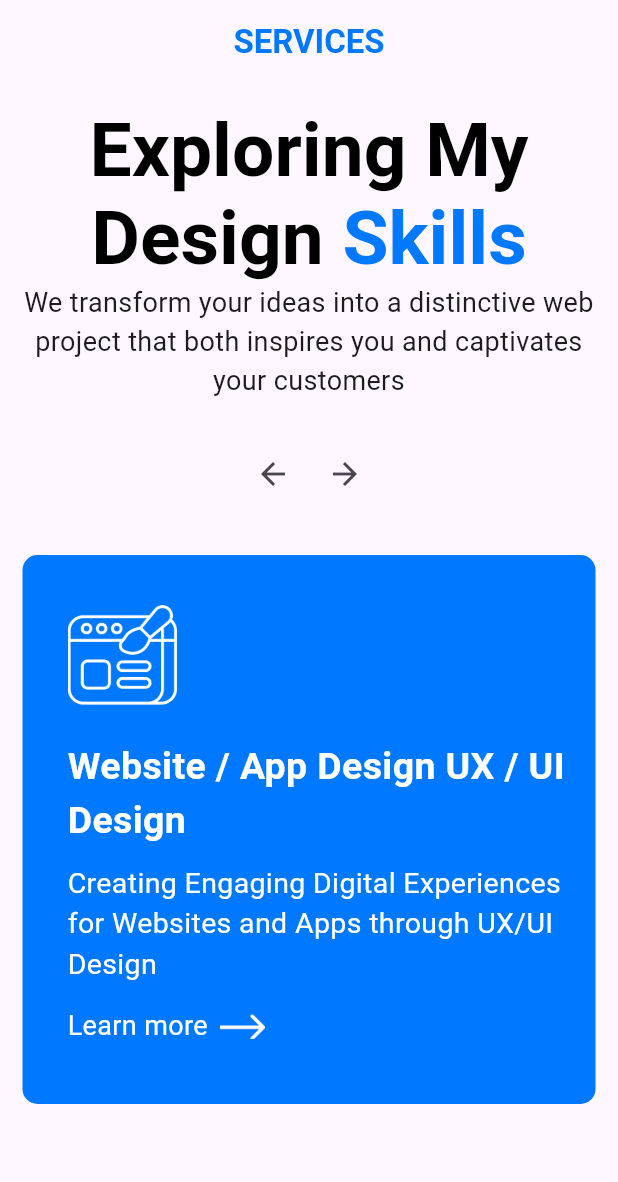
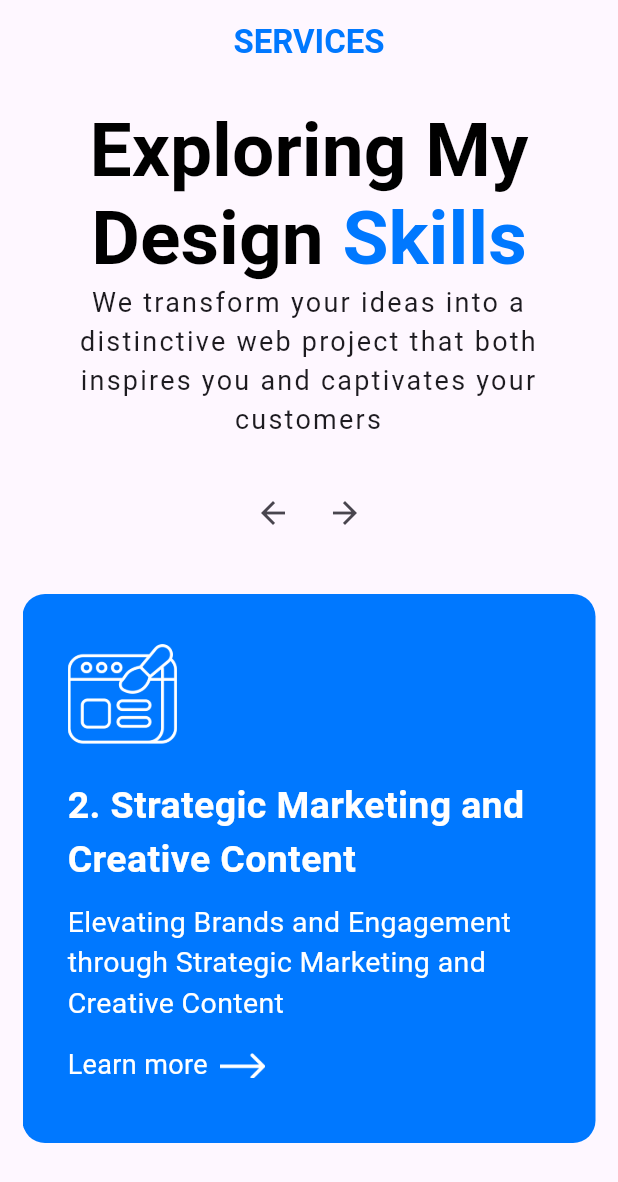
Before and after one commit to zhaoly58/portfolio_me, a Flutter app: the screen it shows after launch, after a tap on the "arrow forward" icon, on a phone screen of 412 x 824 dp. Shown: the top 1182 px of the screen. Run offline on Flutter 3.47's test engine with Material 3 defaults, Android fonts, the phone set to English and light mode, and no system bars.

Commit message:
finished slide view of service cards
Signed-off-by: Jimmy Zhao <jimmyzly88@gmail.com>

```diff
--- a/lib/customWidget/service_card.dart
+++ b/lib/customWidget/service_card.dart
@@ -1,7 +1,10 @@
 import 'package:flutter/material.dart';
 
 class ServiceCard extends StatelessWidget {
-  const ServiceCard({super.key});
+  final String? title;
+  final String? subTitle;
+
+  const ServiceCard({super.key, this.title, this.subTitle});
 
   @override
   Widget build(BuildContext context) {
@@ -11,9 +14,9 @@ class ServiceCard extends StatelessWidget {
       },
       child: Container(
         width: double.infinity,
-        height: 366,
+        //height: 366,
         decoration: BoxDecoration(
-          borderRadius: BorderRadius.circular(10),
+          borderRadius: BorderRadius.circular(15),
           color: Color(0xFF0078FF),
         ),
         child: Padding(
@@ -25,7 +28,7 @@ class ServiceCard extends StatelessWidget {
               Image.asset("assets/icon/webPad.png", scale: 7),
               SizedBox(height: 20),
               Text(
-                "Website / App Design UX / UI Design",
+                "$title",
                 style: TextStyle(
                   fontSize: 25,
                   color: Colors.white,
@@ -33,8 +36,8 @@ class ServiceCard extends StatelessWidget {
                 ),
               ),
               SizedBox(height: 10),
-              const Text(
-                "Creating Engaging Digital Experiences for Websites and Apps through UX/UI Design",
+              Text(
+                "$subTitle",
                 style: TextStyle(color: Colors.white, fontSize: 19),
               ),
               const SizedBox(height: 15),
--- a/lib/service_screen.dart
+++ b/lib/service_screen.dart
@@ -1,11 +1,35 @@
 import 'package:flutter/material.dart';
 import 'package:portfolio_me/customWidget/service_card.dart';
 
-class ServiceScreen extends StatelessWidget {
+class ServiceScreen extends StatefulWidget {
   const ServiceScreen({super.key});
 
   @override
+  State<ServiceScreen> createState() => _ServiceScreenState();
+}
+
+class _ServiceScreenState extends State<ServiceScreen> {
+  @override
   Widget build(BuildContext context) {
+    final List<Map<String, dynamic>> serviceContent = [
+      {
+        "title": "1. Website / App Design UX / UI Design",
+        "subTitle":
+            "Creating Engaging Digital Experiences for Websites and Apps through UX/UI Design",
+      },
+      {
+        "title": "2. Strategic Marketing and Creative Content",
+        "subTitle":
+            "Elevating Brands and Engagement through Strategic Marketing and Creative Content",
+      },
+      {
+        "title": "3. Multivendor eCommerce Website Solutions",
+        "subTitle": "Multivendor eCommerce Website Solutions",
+      },
+    ];
+
+    final PageController controller = PageController(initialPage: 0);
+
     return Scaffold(
       appBar: AppBar(
         title: Text(
@@ -19,7 +43,6 @@ class ServiceScreen extends StatelessWidget {
       ),
       body: Padding(
         padding: EdgeInsets.all(15),
-
         child: Column(
           children: [
             Column(
@@ -45,7 +68,7 @@ class ServiceScreen extends StatelessWidget {
                 Text(
                   "We transform your ideas into a distinctive web project that both inspires you and captivates your customers",
                   textAlign: TextAlign.center,
-                  style: TextStyle(fontSize: 18),
+                  style: TextStyle(fontSize: 18, letterSpacing: 1.5),
                 ),
                 SizedBox(height: 25),
                 //Image.asset("assets/icon/navArrow.png", scale: 10),
@@ -55,18 +78,42 @@ class ServiceScreen extends StatelessWidget {
               mainAxisAlignment: MainAxisAlignment.center,
               children: [
                 IconButton(
-                  onPressed: () {},
+                  onPressed: () {
+                    controller.previousPage(
+                      duration: Duration(milliseconds: 200),
+                      curve: Curves.linear,
+                    );
+                  },
                   icon: Icon(Icons.arrow_back_sharp),
                 ),
                 IconButton(
-                  onPressed: () {},
+                  onPressed: () {
+                    controller.nextPage(
+                      duration: Duration(milliseconds: 200),
+                      curve: Curves.linear,
+                    );
+                  },
                   icon: Icon(Icons.arrow_forward_sharp),
                 ),
               ],
             ),
 
             SizedBox(height: 30),
-            ServiceCard(),
+
+            SizedBox(
+              height: 366,
+              child: PageView.builder(
+                itemCount: serviceContent.length,
+                controller: controller,
+                scrollDirection: Axis.horizontal,
+                itemBuilder: (context, index) {
+                  return ServiceCard(
+                    title: "${serviceContent[index]["title"]}",
+                    subTitle: "${serviceContent[index]["subTitle"]}",
+                  );
+                },
+              ),
+            ),
           ],
         ),
       ),
```
